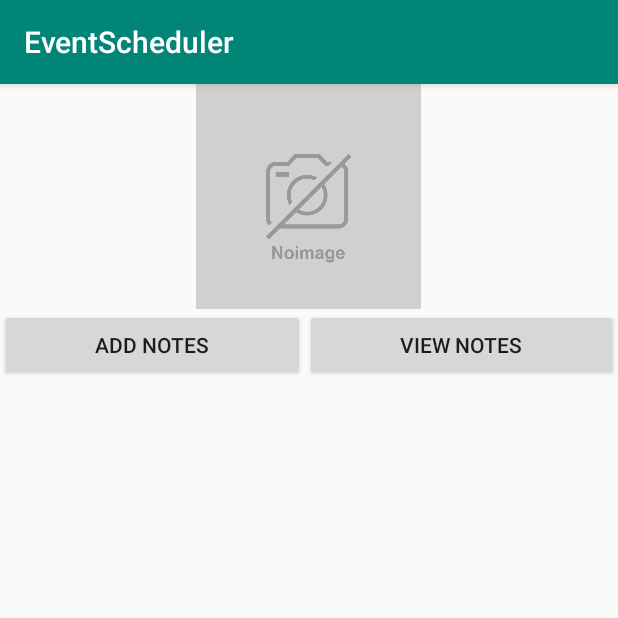
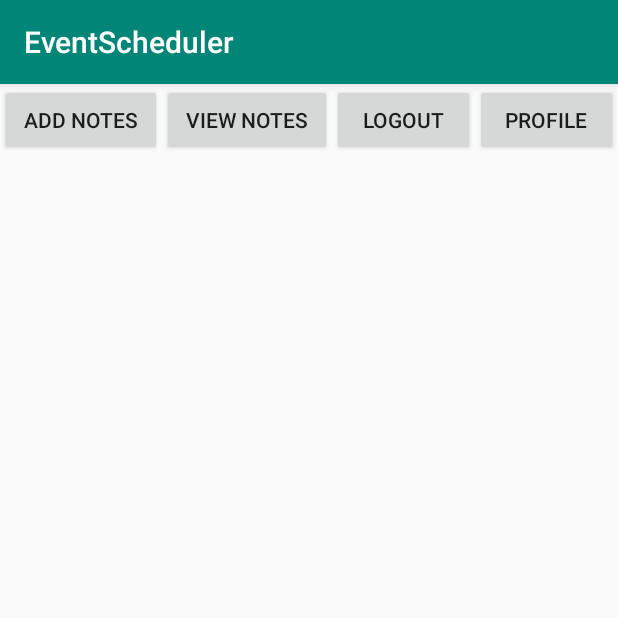
Before and after one commit to sajandangal/EventAndroid, an Android app: the DashboardActivity screen opened directly, with no data from a screen before it, on a phone screen of 412 x 824 dp, the top half of it. Run offline under Robolectric (Android 15) with nearby library versions, the phone set to English and light mode, and no system bars; our stand-ins replace Picasso; pictures from the network do not load; 2 statements that could not run were skipped.

Commit message:
Dashboard design

```diff
--- a/app/src/main/AndroidManifest.xml
+++ b/app/src/main/AndroidManifest.xml
@@ -12,12 +12,13 @@
         android:icon="@mipmap/ic_launcher"
         android:label="@string/app_name"
         android:requestLegacyExternalStorage="true"
-        android:usesCleartextTraffic="true"
         android:roundIcon="@mipmap/ic_launcher_round"
         android:supportsRtl="true"
         android:theme="@style/AppTheme"
-        >
-        <activity android:name=".activity.AddEventActivity"></activity>
+        android:usesCleartextTraffic="true">
+        <activity android:name=".activity.UserProfileActivity"></activity>
+        <activity android:name=".activity.ViewEventActivity" />
+        <activity android:name=".activity.AddEventActivity" />
         <activity android:name=".activity.DashboardActivity" />
         <activity android:name=".activity.SplashActivity">
             <intent-filter>
--- a/app/src/main/res/layout/activity_dashboard.xml
+++ b/app/src/main/res/layout/activity_dashboard.xml
@@ -7,12 +7,12 @@
     android:orientation="vertical"
     tools:context=".activity.DashboardActivity">
 
-    <ImageView
-        android:layout_gravity="center"
-        android:src="@drawable/noimage"
-        android:id="@+id/imgProgileImg"
-        android:layout_width="150dp"
-        android:layout_height="150dp"/>
+<!--    <ImageView-->
+<!--        android:layout_gravity="center"-->
+<!--        android:src="@drawable/noimage"-->
+<!--        android:id="@+id/imgProgileImg"-->
+<!--        android:layout_width="150dp"-->
+<!--        android:layout_height="150dp"/>-->
 
     <LinearLayout
         android:orientation="horizontal"
@@ -26,8 +26,25 @@
             android:text="ADD Notes"
             android:layout_height="wrap_content"/>
         <Button
+            android:id="@+id/btnView"
             android:layout_width="wrap_content"
             android:text="View Notes"
+            android:layout_weight="1"
+            android:layout_height="wrap_content"/>
+
+        <Button
+            android:id="@+id/btnLogout"
+            android:layout_width="wrap_content"
+            android:text="Logout"
+
+            android:layout_weight="1"
+            android:layout_height="wrap_content"/>
+
+        <Button
+            android:id="@+id/btnUserprofile"
+            android:layout_width="wrap_content"
+            android:text="Profile"
+
             android:layout_weight="1"
             android:layout_height="wrap_content"/>
 
```
